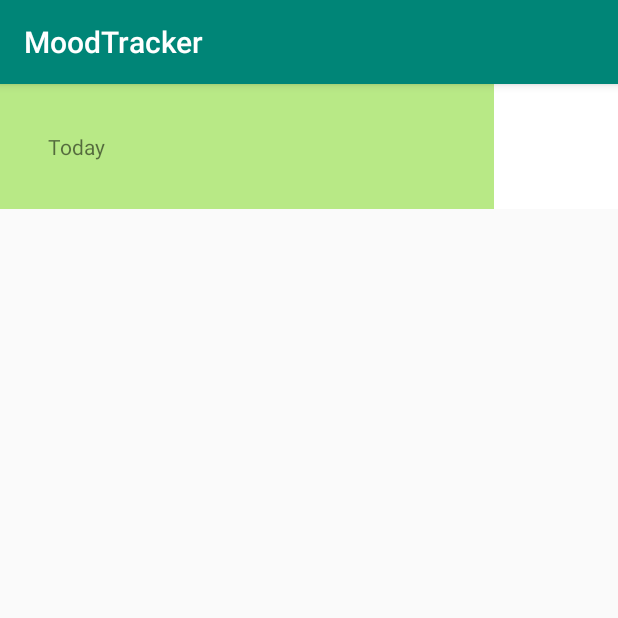
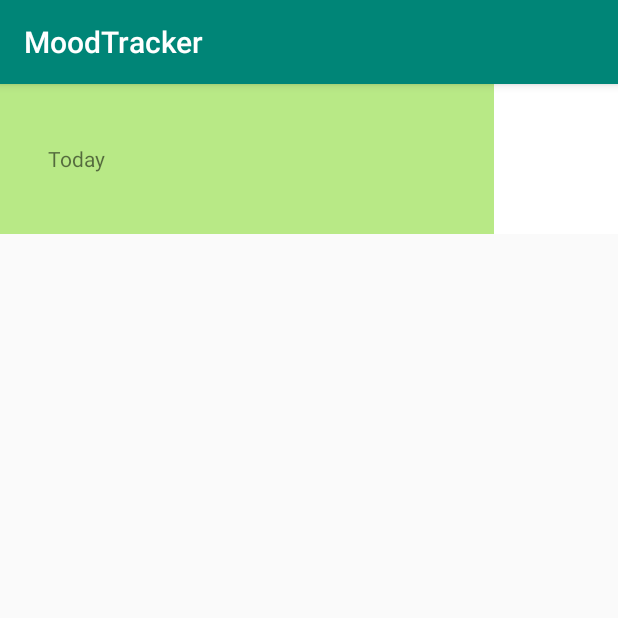
Before and after one commit to bapspatil/MoodTracker, an Android app: the MoodHistoryActivity screen opened directly, with no data from a screen before it, on a phone screen of 412 x 824 dp, the top half of it. Run offline under Robolectric (Android 15) with nearby library versions, the phone set to English and light mode, and no system bars.

Commit message:
[FIX] UI bugs on Mood History screen

```diff
--- a/app/src/main/java/com/bapspatil/moodtracker/MoodHistoryActivity.java
+++ b/app/src/main/java/com/bapspatil/moodtracker/MoodHistoryActivity.java
@@ -28,8 +28,7 @@ public class MoodHistoryActivity extends AppCompatActivity {
         currentDay = mPreferences.getInt(SharedPreferencesHelper.KEY_CURRENT_DAY, 1);
 
         moodsRecyclerView = findViewById(R.id.rv_moods);
-        moodsRecyclerView.setLayoutManager(new LinearLayoutManager(this, LinearLayoutManager.VERTICAL, false));
-        moodsRecyclerView.setHasFixedSize(true);
+        moodsRecyclerView.setLayoutManager(new LinearLayoutManager(this, LinearLayoutManager.VERTICAL, true));
 
         for (int i = 0; i < currentDay; i++) {
             moods.add(mPreferences.getInt("KEY_MOOD" + i, 3));
--- a/app/src/main/java/com/bapspatil/moodtracker/MoodsAdapter.java
+++ b/app/src/main/java/com/bapspatil/moodtracker/MoodsAdapter.java
@@ -47,7 +47,7 @@ public class MoodsAdapter extends RecyclerView.Adapter<MoodsAdapter.MoodViewHold
                 moodViewHolder.daysTextView.setText(R.string.today);
                 break;
             default:
-                String daysAgoText = (i+1) + " " + mContext.getString(R.string.days_ago);
+                String daysAgoText = i + " " + mContext.getString(R.string.days_ago);
                 moodViewHolder.daysTextView.setText(daysAgoText);
         }
 
@@ -90,7 +90,7 @@ public class MoodsAdapter extends RecyclerView.Adapter<MoodsAdapter.MoodViewHold
                 }
             });
         } else {
-            moodViewHolder.commentButton.setVisibility(View.GONE);
+            moodViewHolder.commentButton.setVisibility(View.INVISIBLE);
         }
     }
 
--- a/app/src/main/res/layout/item_mood.xml
+++ b/app/src/main/res/layout/item_mood.xml
@@ -5,7 +5,7 @@
 <LinearLayout xmlns:android="http://schemas.android.com/apk/res/android"
     xmlns:tools="http://schemas.android.com/tools"
     android:layout_width="match_parent"
-    android:layout_height="wrap_content"
+    android:layout_height="100dp"
     android:orientation="horizontal">
 
     <FrameLayout
@@ -19,6 +19,7 @@
 
         <TextView
             android:id="@+id/tv_days"
+            android:layout_gravity="start|center_vertical"
             android:layout_width="wrap_content"
             android:layout_height="wrap_content"
             tools:text="Five days ago" />
```
